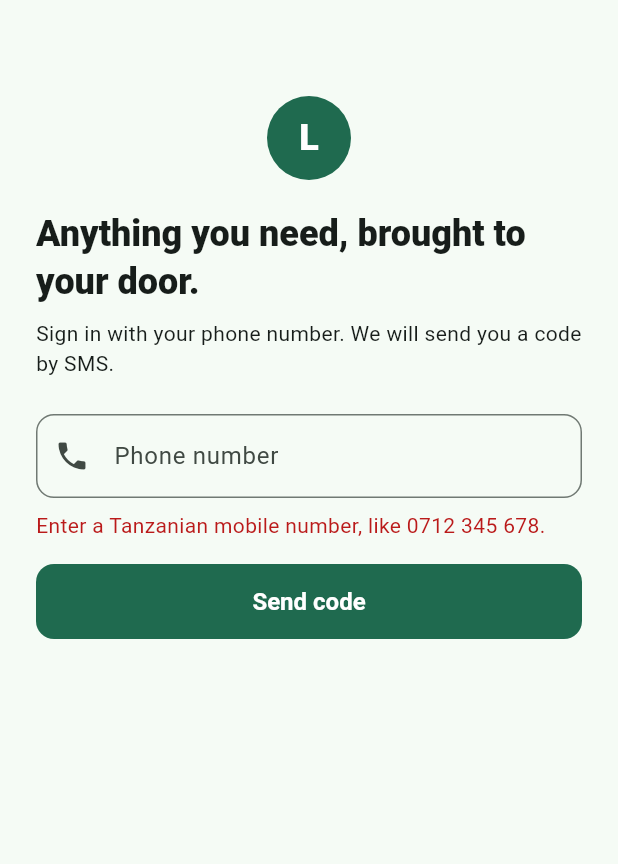
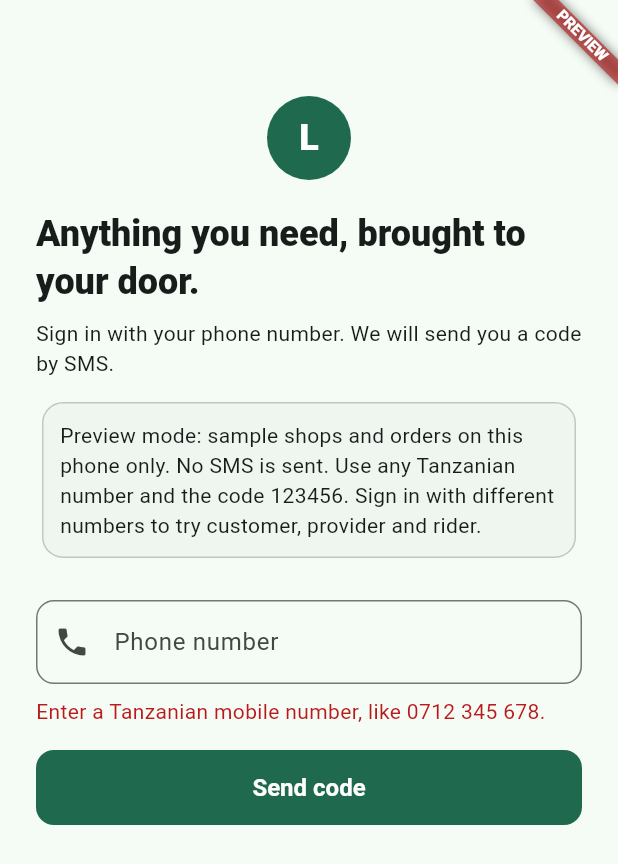
Before and after one commit to nyangehance-netizen/jaza, a Flutter app: the screen it shows after launch, after a tap on "Send code", on a phone screen of 412 x 824 dp. Shown: the top 864 px of the screen. Run offline on Flutter 3.47's test engine with Material 3 defaults, Android fonts, the phone set to English and light mode, and no system bars; our stand-ins replace cloud_firestore, cloud_functions, firebase_auth, firebase_core, firebase_messaging, firebase_storage and 3 more; accounts and stored records are empty.

Commit message:
Preview mode: run with sample data when Firebase is not connected
The APK now installs and works on its own: sample shops, a sample rider
who delivers on a drawn map, sign-in with any number and code 123456.
Connecting Firebase switches the same build to the live database.

Co-Authored-By: Claude Opus 5.5 <noreply@anthropic.com>
Claude-Session: https://claude.ai/code/session_01FP12YVS3p9GxMRJXrjLHYp

```diff
--- a/lib/main.dart
+++ b/lib/main.dart
@@ -4,14 +4,22 @@ import 'package:provider/provider.dart';
 
 import 'firebase_options.dart';
 import 'screens/gate.dart';
+import 'services/app_mode.dart';
+import 'services/demo_store.dart';
 import 'services/push_service.dart';
 import 'state/cart.dart';
 import 'theme.dart';
 
 Future<void> main() async {
   WidgetsFlutterBinding.ensureInitialized();
-  await Firebase.initializeApp(options: DefaultFirebaseOptions.currentPlatform);
-  await PushService.init();
+  try {
+    await Firebase.initializeApp(options: DefaultFirebaseOptions.currentPlatform);
+    await PushService.init();
+  } catch (_) {
+    // No Firebase project connected yet: run with sample data on this phone.
+    AppMode.preview = true;
+    DemoStore.seed();
+  }
   runApp(
     ChangeNotifierProvider(
       create: (_) => Cart(),
@@ -31,6 +39,9 @@ class LeteaApp extends StatelessWidget {
       theme: buildTheme(Brightness.light),
       darkTheme: buildTheme(Brightness.dark),
       home: const Gate(),
+      builder: (context, child) => AppMode.preview
+          ? Banner(message: 'PREVIEW', location: BannerLocation.topEnd, child: child!)
+          : child!,
     );
   }
 }
--- a/lib/screens/auth/phone_login.dart
+++ b/lib/screens/auth/phone_login.dart
@@ -1,5 +1,6 @@
 import 'package:flutter/material.dart';
 
+import '../../services/app_mode.dart';
 import '../../services/auth_service.dart';
 
 class PhoneLoginScreen extends StatefulWidget {
@@ -75,6 +76,19 @@ class _PhoneLoginScreenState extends State<PhoneLoginScreen> {
               style: t.headlineSmall?.copyWith(fontWeight: FontWeight.w800)),
           const SizedBox(height: 8),
           Text(sent ? 'We sent a 6-digit code to ${AuthService.normalize(_phone.text)}.' : 'Sign in with your phone number. We will send you a code by SMS.'),
+          if (AppMode.preview) ...[
+            const SizedBox(height: 12),
+            Card(
+              child: Padding(
+                padding: const EdgeInsets.all(12),
+                child: Text(
+                  'Preview mode: sample shops and orders on this phone only. No SMS is sent. '
+                  'Use any Tanzanian number and the code ${AuthService.previewCode}. '
+                  'Sign in with different numbers to try customer, provider and rider.',
+                ),
+              ),
+            ),
+          ],
           const SizedBox(height: 24),
           if (!sent)
             TextField(
--- a/lib/screens/customer/track_screen.dart
+++ b/lib/screens/customer/track_screen.dart
@@ -3,7 +3,9 @@ import 'package:google_maps_flutter/google_maps_flutter.dart';
 import 'package:intl/intl.dart';
 
 import '../../models/models.dart';
+import '../../services/app_mode.dart';
 import '../../services/db.dart';
+import '../../widgets/preview_map.dart';
 import '../../widgets/common.dart';
 
 /// Live order tracking: status timeline, rider on the map, delivery PIN.
@@ -82,6 +84,9 @@ class _TrackScreenState extends State<TrackScreen> {
   }
 
   Widget _mapFor(ShopOrder o) {
+    if (AppMode.preview) {
+      return Padding(padding: const EdgeInsets.only(bottom: 12), child: PreviewMap(order: o));
+    }
     final rider = LatLng(o.riderLoc!.latitude, o.riderLoc!.longitude);
     final markers = {
       Marker(markerId: const MarkerId('rider'), position: rider, infoWindow: InfoWindow(title: o.riderName ?? 'Rider')),
--- a/lib/screens/gate.dart
+++ b/lib/screens/gate.dart
@@ -1,4 +1,3 @@
-import 'package:firebase_auth/firebase_auth.dart';
 import 'package:flutter/material.dart';
 
 import '../models/models.dart';
@@ -18,13 +17,13 @@ class Gate extends StatelessWidget {
 
   @override
   Widget build(BuildContext context) {
-    return StreamBuilder<User?>(
+    return StreamBuilder<Session?>(
       stream: AuthService.changes,
       builder: (context, snap) {
         if (snap.connectionState == ConnectionState.waiting) return const Scaffold(body: Loading());
         final u = snap.data;
         if (u == null) return const PhoneLoginScreen();
-        return RoleShell(uid: u.uid, phone: u.phoneNumber ?? '');
+        return RoleShell(key: ValueKey(u.uid), uid: u.uid, phone: u.phone);
       },
     );
   }
--- /dev/null
+++ b/lib/services/app_mode.dart
@@ -0,0 +1,6 @@
+/// Preview mode runs the whole app on the phone with sample data, so it can be
+/// installed and tried before a Firebase project is connected. It switches on
+/// automatically when `lib/firebase_options.dart` is still the placeholder.
+class AppMode {
+  static bool preview = false;
+}
--- a/lib/services/auth_service.dart
+++ b/lib/services/auth_service.dart
@@ -1,11 +1,34 @@
+import 'dart:async';
+
 import 'package:firebase_auth/firebase_auth.dart';
 
+import 'app_mode.dart';
+import 'demo_store.dart';
+
+/// Who is signed in.
+class Session {
+  final String uid, phone;
+  const Session(this.uid, this.phone);
+}
+
 /// Phone-number login with an SMS code (works on Android and iOS).
+/// In preview mode any number works with the code 123456.
 class AuthService {
-  static final _auth = FirebaseAuth.instance;
+  static FirebaseAuth get _auth => FirebaseAuth.instance;
+  static const previewCode = '123456';
+  static Session? _preview;
+  static final _previewChanges = StreamController<void>.broadcast();
 
-  static Stream<User?> get changes => _auth.authStateChanges();
-  static User? get current => _auth.currentUser;
+  static Stream<Session?> get changes {
+    if (AppMode.preview) {
+      return Stream<Session?>.multi((c) {
+        c.add(_preview);
+        final sub = _previewChanges.stream.listen((_) => c.add(_preview));
+        c.onCancel = sub.cancel;
+      });
+    }
+    return _auth.authStateChanges().map((u) => u == null ? null : Session(u.uid, u.phoneNumber ?? ''));
+  }
 
   /// Turns "0712 345 678" into "+255712345678".
   static String normalize(String input) {
@@ -24,7 +47,12 @@ class AuthService {
     required void Function(String verificationId) onCode,
     required void Function(String message) onError,
     required void Function() onAutoSignIn,
-  }) {
+  }) async {
+    if (AppMode.preview) {
+      await Future.delayed(const Duration(milliseconds: 600));
+      onCode(normalize(phone));
+      return;
+    }
     return _auth.verifyPhoneNumber(
       phoneNumber: normalize(phone),
       timeout: const Duration(seconds: 60),
@@ -40,11 +68,27 @@ class AuthService {
   }
 
   static Future<void> confirm(String verificationId, String smsCode) async {
+    if (AppMode.preview) {
+      if (smsCode != previewCode) throw StateError('wrong code');
+      final phone = verificationId; // in preview the "verification id" is the phone number
+      _preview = Session('preview-${phone.replaceAll('+', '')}', phone);
+      DemoStore.currentUid = _preview!.uid;
+      _previewChanges.add(null);
+      return;
+    }
     final cred = PhoneAuthProvider.credential(verificationId: verificationId, smsCode: smsCode);
     await _auth.signInWithCredential(cred);
   }
 
-  static Future<void> signOut() => _auth.signOut();
+  static Future<void> signOut() async {
+    if (AppMode.preview) {
+      _preview = null;
+      DemoStore.currentUid = null;
+      _previewChanges.add(null);
+      return;
+    }
+    await _auth.signOut();
+  }
 
   static String _message(FirebaseAuthException e) => switch (e.code) {
         'invalid-phone-number' => 'That phone number is not valid. Use the format 0712 345 678.',
--- /dev/null
+++ b/lib/services/demo_store.dart
@@ -0,0 +1,240 @@
+import 'dart:async';
+import 'dart:math';
+
+import 'package:cloud_firestore/cloud_firestore.dart' show GeoPoint, Timestamp;
+
+import '../models/models.dart';
+
+/// In-memory backend for preview mode. Sample shops in Dar es Salaam, and a
+/// sample rider (Juma) who collects and delivers orders on his own, so one
+/// person can watch the full order flow on one phone. Data resets when the app closes.
+class DemoStore {
+  static final _changes = StreamController<void>.broadcast();
+  static final Map<String, AppUser> users = {};
+  static final List<Listing> listings = [];
+  static final List<ShopOrder> orders = [];
+  static final Map<String, String> _pins = {};
+  static final _rnd = Random();
+  static String? currentUid;
+  static bool _seeded = false;
+
+  static const riderJuma = 'demo-rider-juma';
+
+  /// Rough centre points of Dar es Salaam areas, for the tracking map.
+  static const coords = {
+    'Kariakoo': (-6.8190, 39.2740), 'Upanga': (-6.8090, 39.2860), 'Sinza': (-6.7790, 39.2230),
+    'Kinondoni': (-6.7720, 39.2550), 'Mikocheni': (-6.7600, 39.2500), 'Masaki': (-6.7500, 39.2800),
+    'Mbezi Beach': (-6.7200, 39.2150), 'Tegeta': (-6.6680, 39.2080), 'Ubungo': (-6.7900, 39.2050),
+    'Kigamboni': (-6.8500, 39.3100), 'Mbagala': (-6.9000, 39.2700), 'Temeke': (-6.8600, 39.2550),
+  };
+  static GeoPoint pointFor(String area) {
+    final c = coords[area] ?? coords['Kariakoo']!;
+    return GeoPoint(c.$1, c.$2);
+  }
+
+  static void notify() => _changes.add(null);
+
+  /// A live stream that re-reads [read] whenever preview data changes.
+  static Stream<T> watch<T>(T Function() read) => Stream<T>.multi((c) {
+        c.add(read());
+        final sub = _changes.stream.listen((_) => c.add(read()));
+        c.onCancel = sub.cancel;
+      });
+
+  static String newId(String prefix) => '$prefix-${DateTime.now().microsecondsSinceEpoch}-${_rnd.nextInt(999)}';
+
+  static void seed() {
+    if (_seeded) return;
+    _seeded = true;
+    void shop(String id, String name, String cat, String area, String phone, {bool verified = true}) {
+      users[id] = AppUser(uid: id, phone: phone, provider: {'name': name, 'cat': cat, 'area': area, 'verified': verified});
+    }
+
+    shop('demo-p1', 'Kariakoo Mart', 'shopping', 'Kariakoo', '+255754000111');
+    shop('demo-p2', 'Afya Plus Pharmacy', 'pharmacy', 'Upanga', '+255754000222');
+    shop('demo-p3', 'Mama Ntilie Kitchen', 'food', 'Sinza', '+255754000333');
+    shop('demo-p4', 'Fundi Bora', 'services', 'Kinondoni', '+255754000444');
+    shop('demo-p5', 'Safi Laundry', 'services', 'Mikocheni', '+255754000555');
+    users[riderJuma] = AppUser(uid: riderJuma, phone: '+255765111222', rider: {'name': 'Juma Said', 'vehicle': 'Boda', 'plate': 'MC 482 BKT', 'online': true});
+
+    var n = 0;
+    void item(String pid, String cat, String name, int price, String unit, String desc, {String type = 'product', bool rx = false}) {
+      final p = users[pid]!.provider!;
+      listings.add(Listing(
+        id: 'demo-l${n++}', providerId: pid, providerName: p['name'], area: p['area'], cat: cat,
+        name: name, unit: unit, desc: desc, type: type, price: price, rx: rx, active: true,
+      ));
+    }
+
+    item('demo-p1', 'shopping', 'Cooking oil 3L', 16500, 'bottle', 'Sunflower oil, sealed bottle.');
+    item('demo-p1', 'shopping', 'Rice, Kyela 5kg', 17000, 'bag', 'Aromatic Kyela rice.');
+    item('demo-p1', 'shopping', 'Drinking water 12 × 500ml', 7500, 'pack', 'Bottled drinking water.');
+    item('demo-p1', 'shopping', 'Sugar 2kg', 6200, 'pack', 'White sugar.');
+    item('demo-p2', 'pharmacy', 'Paracetamol 500mg', 2000, 'strip of 10', 'Pain and fever relief.');
+    item('demo-p2', 'pharmacy', 'Amoxicillin 500mg', 6500, 'pack', 'Antibiotic. Prescription needed.', rx: true);
+    item('demo-p2', 'pharmacy', 'ORS sachets', 1500, '5 sachets', 'Oral rehydration salts.');
+    item('demo-p3', 'food', 'Pilau ya nyama', 8000, 'plate', 'Spiced rice with beef and kachumbari.');
+    item('demo-p3', 'food', 'Chipsi mayai', 5000, 'plate', 'Chips omelette with salad.');
+    item('demo-p4', 'services', 'Plumbing repair', 25000, 'visit', 'Leaks, taps, toilets. Parts charged separately.', type: 'service');
+    item('demo-p4', 'services', 'Electrical fault check', 30000, 'visit', 'Sockets, wiring, breakers.', type: 'service');
+    item('demo-p5', 'services', 'Wash & iron', 3000, 'kg', 'Pickup and return within 48 hours.', type: 'service');
+  }
+
+  // ---------------- orders ----------------
+  static ShopOrder? find(String id) => orders.where((o) => o.id == id).firstOrNull;
+
+  static void replace(ShopOrder o) {
+    final i = orders.indexWhere((x) => x.id == o.id);
+    if (i >= 0) orders[i] = o;
+    notify();
+  }
+
+  static ShopOrder copy(ShopOrder o, {
+    String? status, String? payStatus, String? riderId, String? riderName, String? riderPhone,
+    String? riderPlate, GeoPoint? riderLoc, String? stamp,
+  }) {
+    final times = Map<String, Timestamp>.from(o.times);
+    if (stamp != null) times[stamp] = Timestamp.now();
+    return ShopOrder(
+      id: o.id, code: o.code, customerId: o.customerId, customerName: o.customerName,
+      customerPhone: o.customerPhone, providerId: o.providerId, providerName: o.providerName,
+      providerPhone: o.providerPhone, pickupArea: o.pickupArea, dropoffAddress: o.dropoffAddress,
+      kind: o.kind, status: status ?? o.status, payMethod: o.payMethod, payStatus: payStatus ?? o.payStatus,
+      riderId: riderId ?? o.riderId, riderName: riderName ?? o.riderName, riderPhone: riderPhone ?? o.riderPhone,
+      riderPlate: riderPlate ?? o.riderPlate, rxUrl: o.rxUrl, dropoff: o.dropoff, riderLoc: riderLoc ?? o.riderLoc,
+      items: o.items, subtotal: o.subtotal, fee: o.fee, times: times,
+    );
+  }
+
+  static List<String> createOrders(String uid, List<Map<String, dynamic>> items, String address, double? lat, double? lng, String payMethod) {
+    final me = users[uid];
+    final customer = me?.customer;
+    if (customer == null) throw StateError('Set up your customer account first.');
+    final groups = <String, List<(Listing, int)>>{};
+    for (final i in items) {
+      final l = listings.firstWhere((x) => x.id == i['listingId'] && x.active,
+          orElse: () => throw StateError('Something in your cart is no longer available.'));
+      groups.putIfAbsent(l.providerId, () => []).add((l, i['qty'] as int));
+    }
+    final ids = <String>[];
+    for (final e in groups.entries) {
+      final p = users[e.key]?.provider ?? {};
+      final kind = e.value.any((x) => !x.$1.isService) ? 'delivery' : 'service';
+      final id = newId('order');
+      final o = ShopOrder(
+        id: id,
+        code: 'LT-${(1000 + _rnd.nextInt(9000))}',
+        customerId: uid, customerName: customer['name'] ?? '', customerPhone: me!.phone,
+        providerId: e.key, providerName: p['name'] ?? '', providerPhone: users[e.key]?.phone ?? '',
+        pickupArea: p['area'] ?? 'Kariakoo', dropoffAddress: address,
+        dropoff: lat != null && lng != null ? GeoPoint(lat, lng) : pointFor(customer['area'] ?? 'Mikocheni'),
+        kind: kind, status: 'placed', payMethod: payMethod, payStatus: 'unpaid',
+        items: [for (final x in e.value) OrderItem(x.$1.name, x.$1.price, x.$2)],
+        subtotal: e.value.fold(0, (a, x) => a + x.$1.price * x.$2),
+        fee: kind == 'delivery' ? 2000 : 0,
+        times: {'placed': Timestamp.now()},
+      );
+      orders.insert(0, o);
+      _pins[id] = '${1000 + _rnd.nextInt(9000)}';
+      ids.add(id);
+      // Sample shops run themselves; your own shop waits for you.
+      if (e.key != uid) _autoProvider(id);
+    }
+    notify();
+    return ids;
+  }
+
+  static String? pin(String id) => _pins[id];
+
+  static void setStatus(String id, String status) {
+    final o = find(id);
+    if (o == null) return;
+    replace(copy(o, status: status, stamp: status));
+    if (status == 'ready') _later(8, () => _autoRider(id));
+  }
+
+  static bool takeJob(String id, String riderId, Map<String, dynamic> rider, String phone) {
+    final o = find(id);
+    if (o == null || o.status != 'ready' || o.riderId != null) return false;
+    replace(copy(o, status: 'assigned', riderId: riderId, riderName: rider['name'], riderPhone: phone, riderPlate: rider['plate'] ?? '', stamp: 'assigned'));
+    return true;
+  }
+
+  static void confirm(String id, String pin) {
+    final o = find(id);
+    if (o == null || o.status != 'onway') throw StateError('This order is not on the way yet.');
+    if (_pins[id] != pin) throw StateError('That PIN is wrong. Ask the customer to check their order screen.');
+    replace(copy(o, status: 'delivered', stamp: 'delivered', payStatus: o.payMethod == 'cash' ? 'paid' : null));
+  }
+
+  // ---------------- the sample shop and rider ----------------
+  static void _later(int seconds, void Function() f) => Future.delayed(Duration(seconds: seconds), f);
+
+  static void _autoProvider(String id) {
+    _later(4, () {
+      final o = find(id);
+      if (o?.status != 'placed') return;
+      setStatus(id, 'accepted');
+      _later(6, () {
+        final o = find(id);
+        if (o?.status != 'accepted') return;
+        if (o!.isService) {
+          setStatus(id, 'onway');
+          _later(30, () {
+            if (find(id)?.status == 'onway') replace(copy(find(id)!, status: 'delivered', stamp: 'delivered'));
+          });
+        } else {
+          setStatus(id, 'ready');
+        }
+      });
+    });
+  }
+
+  /// Juma takes the job, unless you are registered as a rider and online:
+  /// then the job waits for you in the Jobs tab.
+  static void _autoRider(String id) {
+    final o = find(id);
+    if (o == null || o.status != 'ready' || o.riderId != null) return;
+    final meRider = currentUid == null ? null : users[currentUid]?.rider;
+    if (meRider != null && meRider['online'] == true) return;
+    final j = users[riderJuma]!;
+    takeJob(id, riderJuma, j.rider!, j.phone);
+    _later(5, () {
+      final o = find(id);
+      if (o?.status != 'assigned') return;
+      replace(copy(o!, status: 'onway', stamp: 'onway'));
+      simulateTrip(id, autoDeliver: true);
+    });
+  }
+
+  /// Moves the rider from the shop to the customer over about 45 seconds.
+  /// Also used when YOU are the rider in preview, instead of real GPS.
+  static final Map<String, Timer> _trips = {};
+  static void simulateTrip(String id, {bool autoDeliver = false}) {
+    if (_trips.containsKey(id)) return;
+    final o = find(id);
+    if (o == null) return;
+    final from = pointFor(o.pickupArea), to = o.dropoff ?? pointFor('Mikocheni');
+    replace(copy(o, riderLoc: from));
+    const steps = 45;
+    var i = 0;
+    _trips[id] = Timer.periodic(const Duration(seconds: 1), (t) {
+      final cur = find(id);
+      if (cur == null || cur.status != 'onway' || i >= steps) {
+        t.cancel();
+        _trips.remove(id);
+        return;
+      }
+      i++;
+      final f = i / steps;
+      final wobble = sin(f * pi * 3) * 0.002; // so the bike doesn't move in a perfectly straight line
+      replace(copy(cur, riderLoc: GeoPoint(from.latitude + (to.latitude - from.latitude) * f + wobble, from.longitude + (to.longitude - from.longitude) * f)));
+      if (i >= steps && autoDeliver) {
+        _later(3, () {
+          final c = find(id);
+          if (c?.status == 'onway') replace(copy(c!, status: 'delivered', stamp: 'delivered', payStatus: c.payMethod == 'cash' ? 'paid' : null));
+        });
+      }
+    });
+  }
+}
--- a/lib/services/location_service.dart
+++ b/lib/services/location_service.dart
@@ -2,7 +2,9 @@ import 'dart:async';
 
 import 'package:geolocator/geolocator.dart';
 
+import 'app_mode.dart';
 import 'db.dart';
+import 'demo_store.dart';
 
 /// Shares the rider's GPS position on an active trip so the customer can
 /// watch the rider move on the map.
@@ -29,6 +31,10 @@ class LocationService {
 
   /// Sends a new position about every 50 metres (not every second) to save data and battery.
   static Future<String?> startSharing(String orderId) async {
+    if (AppMode.preview) {
+      DemoStore.simulateTrip(orderId); // preview: the bike moves by itself, you enter the PIN
+      return null;
+    }
     final err = await ensurePermission();
     if (err != null) return err;
     if (_orderId == orderId) return null;
--- a/lib/services/push_service.dart
+++ b/lib/services/push_service.dart
@@ -1,5 +1,7 @@
 import 'package:cloud_firestore/cloud_firestore.dart';
 import 'package:firebase_messaging/firebase_messaging.dart';
+
+import 'app_mode.dart';
 
 /// Push notifications: new order for the shop, new job for riders,
 /// status changes for the customer. Sent by the Cloud Functions.
@@ -14,6 +16,7 @@ class PushService {
   /// Call after sign-in. Asks permission (iOS shows a dialog) and stores this
   /// phone's token so the server knows where to send notifications.
   static Future<void> registerDevice(String uid) async {
+    if (AppMode.preview) return;
     try {
       final m = FirebaseMessaging.instance;
       final perm = await m.requestPermission();
@@ -28,6 +31,7 @@ class PushService {
   }
 
   static Future<void> subscribeRiderJobs(bool on) async {
+    if (AppMode.preview) return;
     try {
       on
           ? await FirebaseMessaging.instance.subscribeToTopic('rider-jobs')
```
Also changed, not shown: lib/services/db.dart (+116 -28 lines), lib/widgets/preview_map.dart (added, +109 -0 lines), 3 other files.
